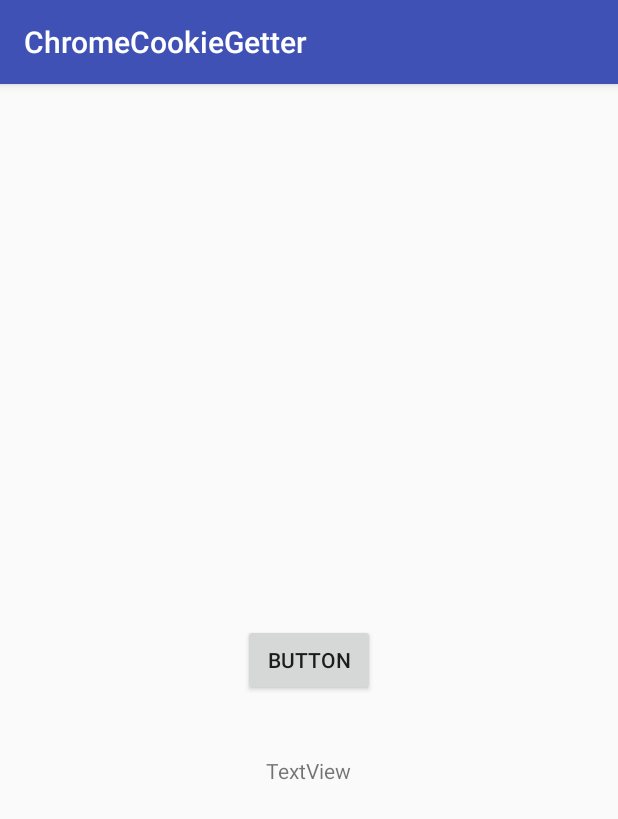
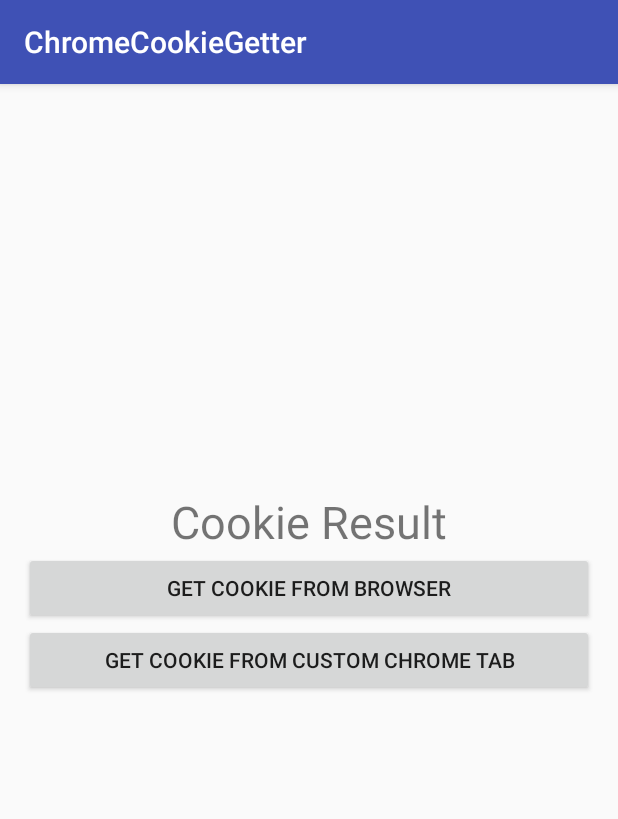
Before and after one commit to litmon/ChromeCookieGetter, an Android app: the screen it shows after launch (MainActivity), on a phone screen of 412 x 824 dp. Shown: the top 819 px of the screen. Run offline under Robolectric (Android 15) with nearby library versions, the phone set to English and light mode, and no system bars; libraries missing offline, so code that uses them is left out: com.facebook.stetho; 1 statement that could not run was skipped.

Commit message:
get cookie from chrome custom tabs

```diff
--- a/app/build.gradle
+++ b/app/build.gradle
@@ -24,8 +24,10 @@ dependencies {
     androidTestCompile('com.android.support.test.espresso:espresso-core:2.2.2', {
         exclude group: 'com.android.support', module: 'support-annotations'
     })
-    compile 'com.android.support:appcompat-v7:25.0.0'
+    compile 'com.android.support:appcompat-v7:25.0.1'
     testCompile 'junit:junit:4.12'
 
     compile 'com.facebook.stetho:stetho:1.4.1'
+    compile 'com.android.support:customtabs:25.0.1'
+
 }
--- a/app/src/main/java/com/litmon/app/chromecookiegetter/MainActivity.java
+++ b/app/src/main/java/com/litmon/app/chromecookiegetter/MainActivity.java
@@ -2,9 +2,15 @@ package com.litmon.app.chromecookiegetter;
 
 import android.content.Intent;
 import android.net.Uri;
+import android.support.customtabs.CustomTabsClient;
+import android.support.customtabs.CustomTabsIntent;
+import android.support.customtabs.CustomTabsService;
 import android.support.v7.app.AppCompatActivity;
 import android.os.Bundle;
 import android.view.View;
+import android.widget.TextView;
+
+import org.w3c.dom.Text;
 
 public class MainActivity extends AppCompatActivity {
 
@@ -15,11 +21,28 @@ public class MainActivity extends AppCompatActivity {
         super.onCreate(savedInstanceState);
         setContentView(R.layout.activity_main);
 
+        final Uri uri = Uri.parse("http://" + IP_ADDRESS + "/index.html");
+
         findViewById(R.id.button).setOnClickListener(new View.OnClickListener() {
             @Override
             public void onClick(View view) {
-                startActivity(new Intent(Intent.ACTION_VIEW, Uri.parse("http://" + IP_ADDRESS + "/index.html")));
+                startActivity(new Intent(Intent.ACTION_VIEW, uri));
             }
         });
+
+        findViewById(R.id.button2).setOnClickListener(new View.OnClickListener() {
+            @Override
+            public void onClick(View view) {
+                CustomTabsIntent intent = new CustomTabsIntent.Builder()
+                        .build();
+
+                intent.launchUrl(MainActivity.this, uri);
+            }
+        });
+
+        if(getIntent().getData() != null){
+            TextView textView = (TextView) findViewById(R.id.textView);
+            textView.setText(getIntent().getDataString());
+        }
     }
 }
--- a/app/src/main/res/layout/activity_main.xml
+++ b/app/src/main/res/layout/activity_main.xml
@@ -11,19 +11,27 @@
     tools:context="com.litmon.app.chromecookiegetter.MainActivity">
 
     <Button
-        android:text="Button"
+        android:text="get cookie from custom chrome tab"
+        android:layout_width="match_parent"
+        android:layout_height="wrap_content"
+        android:id="@+id/button2"
+        android:layout_centerVertical="true"
+        android:layout_centerHorizontal="true" />
+
+    <Button
+        android:text="get cookie from browser"
+        android:layout_width="match_parent"
+        android:layout_height="wrap_content"
+        android:id="@+id/button"
+        android:layout_above="@+id/button2"
+        android:layout_centerHorizontal="true" />
+
+    <TextView
+        android:text="Cookie Result"
         android:layout_width="wrap_content"
         android:layout_height="wrap_content"
-        android:layout_centerVertical="true"
+        android:id="@+id/textView"
+        android:layout_above="@+id/button"
         android:layout_centerHorizontal="true"
-        android:id="@+id/button" />
-
-    <TextView
-        android:text="TextView"
-        android:layout_width="wrap_content"
-        android:layout_height="wrap_content"
-        android:layout_below="@+id/button"
-        android:layout_centerHorizontal="true"
-        android:layout_marginTop="40dp"
-        android:id="@+id/textView" />
+        android:textSize="30sp" />
 </RelativeLayout>
```
